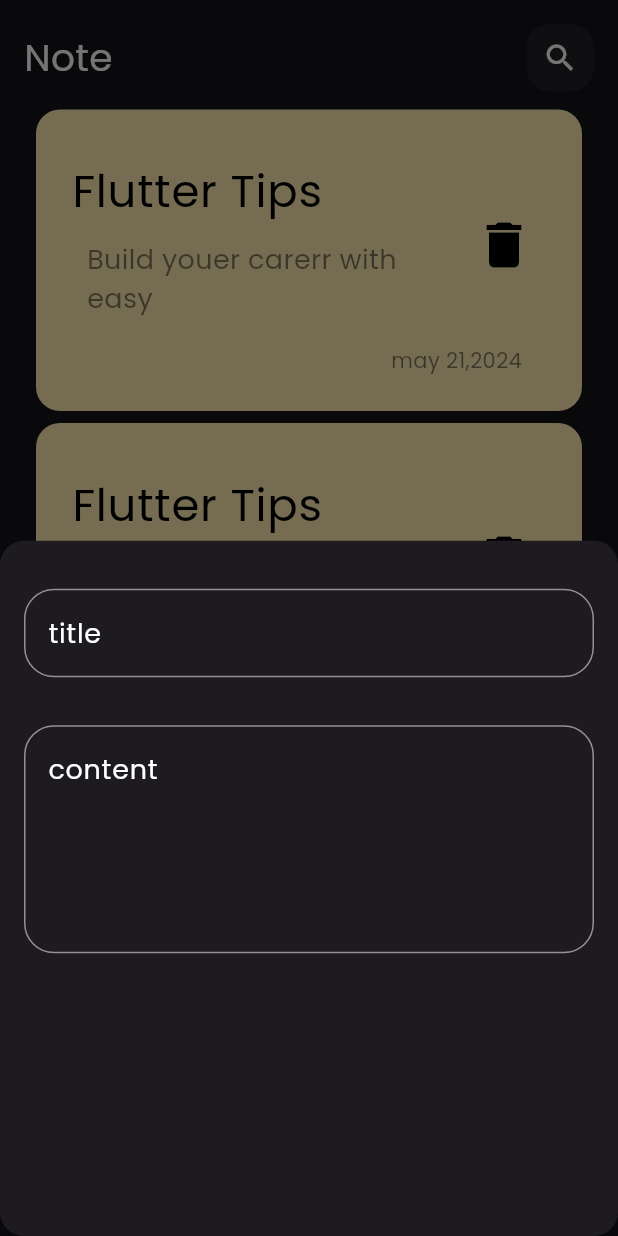
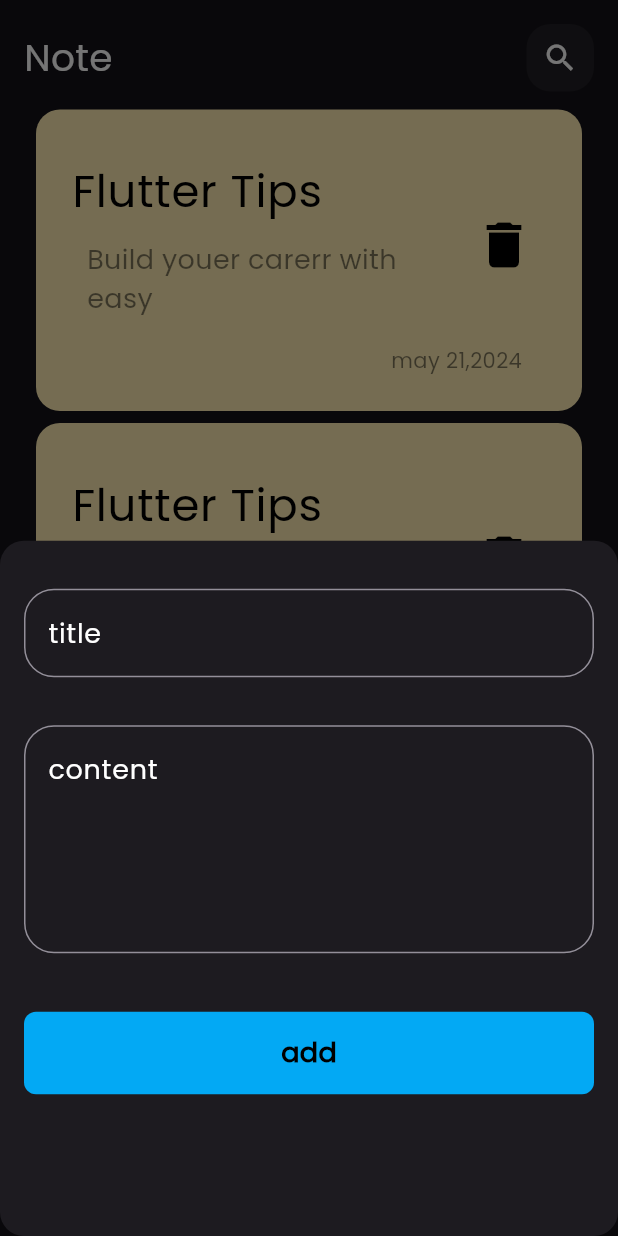
Before and after one commit to gadooo/Notes_app, a Flutter app: the screen it shows after launch, after a tap on the "add" icon, on a phone screen of 412 x 824 dp. Run offline on Flutter 3.47's test engine with Material 3 defaults, Android fonts, the phone set to English and light mode, and no system bars.

Commit message:
finshed the add notes bottom sheet

```diff
--- a/lib/views/widgets/add_note_buttom_sheet.dart
+++ b/lib/views/widgets/add_note_buttom_sheet.dart
@@ -1,3 +1,4 @@
+import 'package:easy_note/views/widgets/customButtom.dart';
 import 'package:easy_note/views/widgets/custom_text_filde.dart';
 import 'package:flutter/material.dart';
 
@@ -14,6 +15,10 @@
         CustomTextFilde(
           hint: 'content',
           maxLines: 5,
+        ),
+        Padding(
+          padding: EdgeInsets.only(left: 16, right: 16, top: 39),
+          child: CustomButtom(),
         )
       ],
     );
--- /dev/null
+++ b/lib/views/widgets/customButtom.dart
@@ -0,0 +1,26 @@
+// ignore: duplicate_ignore
+// ignore: file_names
+// ignore_for_file: file_names
+
+import 'package:easy_note/constans.dart';
+import 'package:flutter/material.dart';
+
+class CustomButtom extends StatelessWidget {
+  const CustomButtom({super.key});
+
+  @override
+  Widget build(BuildContext context) {
+    return Container(
+      width: MediaQuery.of(context).size.width,
+      height: 55,
+      decoration: BoxDecoration(
+          color: kprimaryColor, borderRadius: BorderRadius.circular(8)),
+      child: const Center(
+          child: Text(
+        'add',
+        style: TextStyle(
+            fontSize: 18, color: Colors.black, fontWeight: FontWeight.bold),
+      )),
+    );
+  }
+}
```
